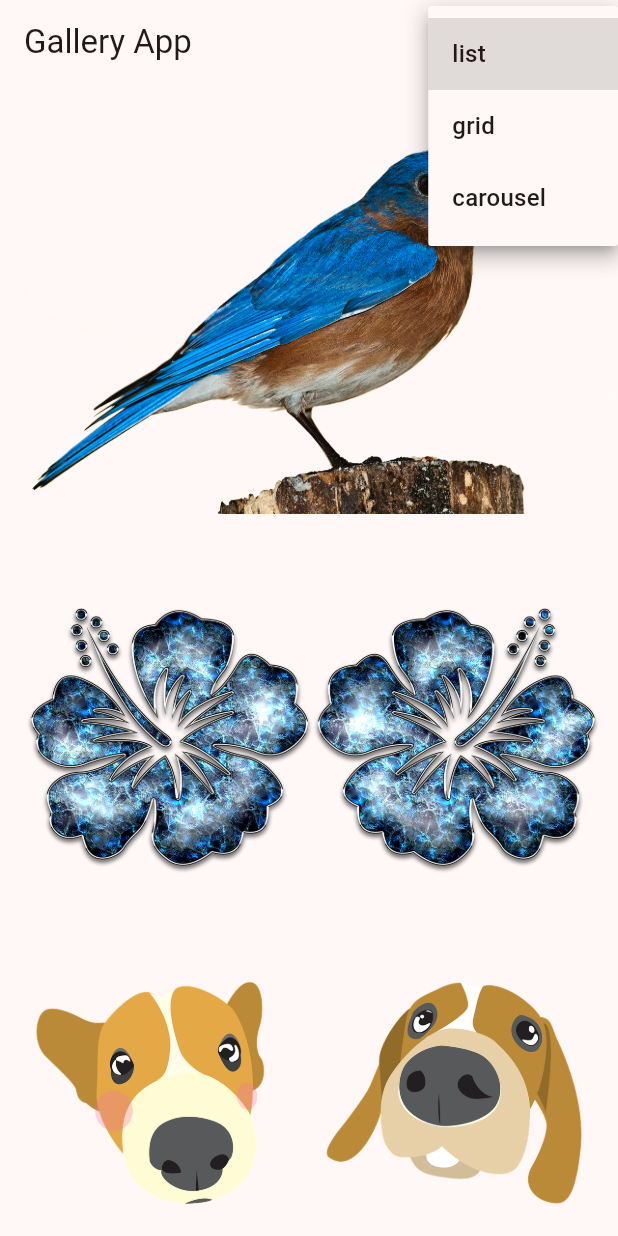
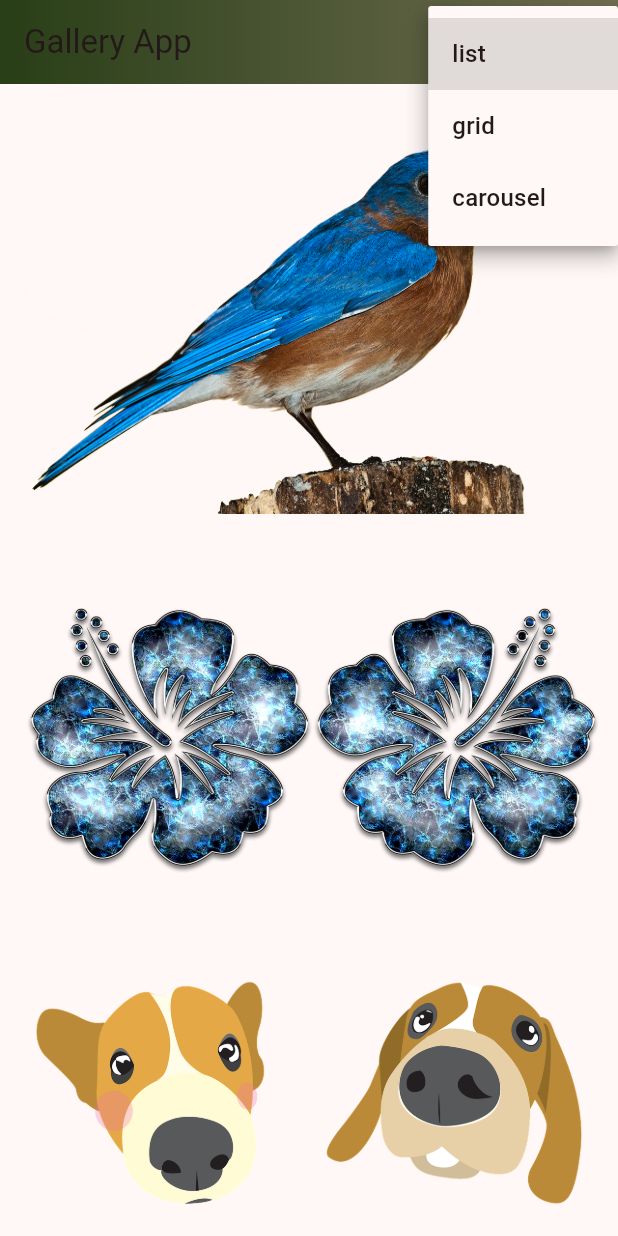
Before and after one commit to rahulagrawal1tw/GalleryApp, a Flutter app: the screen it shows after launch, after a tap on "list", on a phone screen of 412 x 824 dp. Run offline on Flutter 3.47's test engine with Material 3 defaults, Android fonts, the phone set to English and light mode, and no system bars; our stand-ins replace carousel_slider, shared_preferences.

Commit message:
Added code to change app bar color dynamically every second

```diff
--- a/lib/home_screen.dart
+++ b/lib/home_screen.dart
@@ -2,6 +2,8 @@ import 'package:flutter/material.dart';
 import 'package:gallery_app/gallery_widget.dart';
 import 'package:gallery_app/widgets/dropdown_button_widget.dart';
 import 'package:shared_preferences/shared_preferences.dart';
+import 'dart:math';
+import 'dart:async';
 
 enum ViewType { list, carousel, grid }
 
@@ -34,10 +36,47 @@ class _HomeScreen extends State<HomeScreen> {
     // Add more image paths as needed
   ];
 
+  late List<Color> _colors; // Initial color
+  Timer? _timer;
+
   @override
   void initState() {
     super.initState();
     _loadViewPreference();
+    _startTimer();
+  }
+
+  @override
+  void dispose() {
+    _timer?.cancel();
+    super.dispose();
+  }
+
+  void _startTimer() {
+    _colors = _generateRandomGradient();
+    _timer = Timer.periodic(const Duration(seconds: 1), (timer) {
+      setState(() {
+        _colors = _generateRandomGradient();
+      });
+    });
+  }
+
+  List<Color> _generateRandomGradient() {
+    final Random random = Random();
+    return [
+      Color.fromARGB(
+        255,
+        random.nextInt(255),
+        random.nextInt(255),
+        random.nextInt(255),
+      ),
+      Color.fromARGB(
+        255,
+        random.nextInt(255),
+        random.nextInt(255),
+        random.nextInt(255),
+      ),
+    ];
   }
 
   // Load user preference from SharedPreferences
@@ -66,7 +105,16 @@ class _HomeScreen extends State<HomeScreen> {
         actions: <Widget>[
           DropdownButtonWidget(saveViewPreference: _saveViewPreference)
         ],
-        backgroundColor: theme.appBarTheme.backgroundColor,
+        //backgroundColor: theme.appBarTheme.backgroundColor,
+        flexibleSpace: Container(
+          decoration: BoxDecoration(
+            gradient: LinearGradient(
+              colors: _colors,
+              begin: Alignment.centerLeft,
+              end: Alignment.centerRight,
+            ),
+          ),
+        ),
       ),
       body: GalleryWidget(viewType: _viewType, imagePaths: imagePaths),
     );
```
